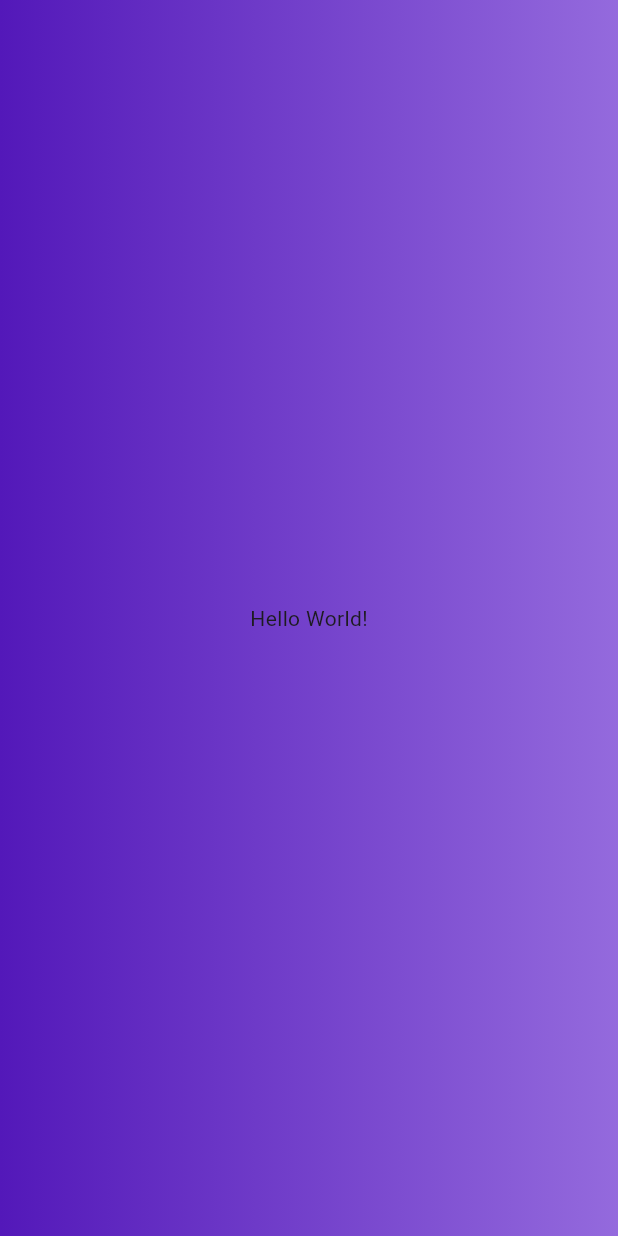
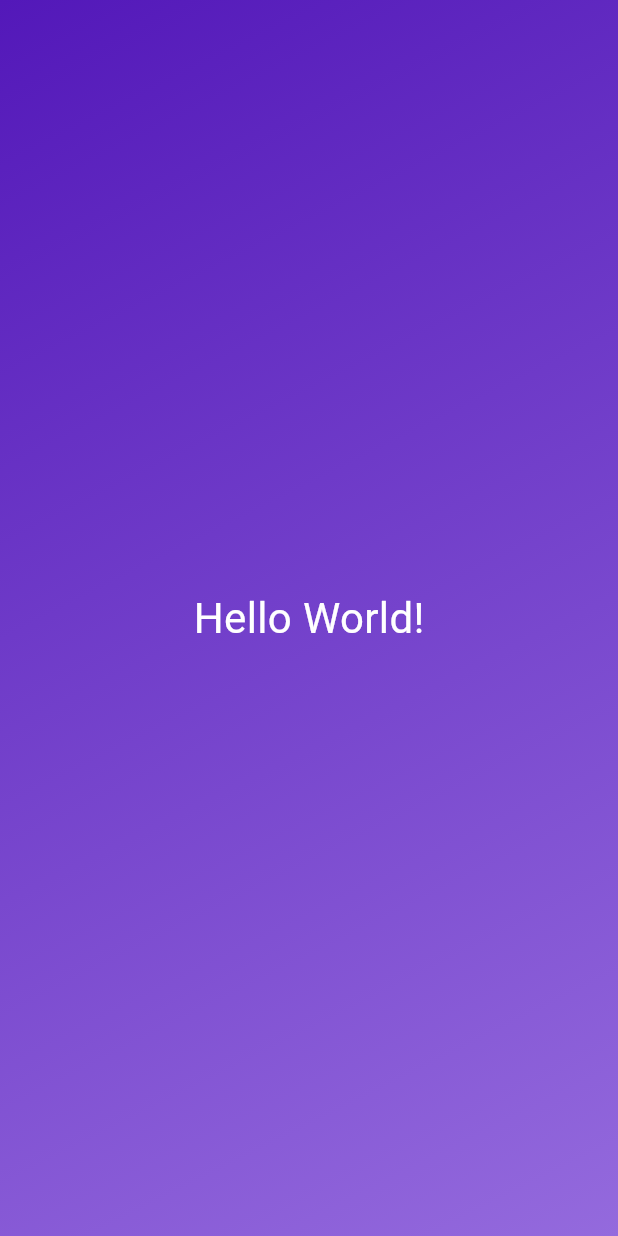
Before and after one commit to kevinmitchell36/flutter_basics, a Flutter app: the screen it shows after launch, on a phone screen of 412 x 824 dp. Run offline on Flutter 3.47's test engine with Material 3 defaults, Android fonts, the phone set to English and light mode, and no system bars.

Commit message:
Add custom class
Learning about custom classes that allow for separated code.

```diff
--- a/lib/main.dart
+++ b/lib/main.dart
@@ -4,18 +4,32 @@ void main() {
   runApp(
     MaterialApp(
       home: Scaffold(
-        body: Container(
-          decoration: const BoxDecoration(
-            gradient: LinearGradient(colors: [
-              Color.fromARGB(255, 83, 24, 185),
-              Color.fromARGB(255, 148, 106, 221)
-            ]),
-          ),
-          child: const Center(
-            child: Text('Hello World!'),
-          ),
-        ),
+        body: GradientContainer(),
       ),
     ),
   );
 }
+
+class GradientContainer extends StatelessWidget {
+  @override
+  Widget build(context) {
+    return Container(
+      decoration: const BoxDecoration(
+        gradient: LinearGradient(
+          colors: [
+            Color.fromARGB(255, 83, 24, 185),
+            Color.fromARGB(255, 148, 106, 221)
+          ],
+          begin: Alignment.topLeft,
+          end: Alignment.bottomRight,
+        ),
+      ),
+      child: const Center(
+        child: Text(
+          'Hello World!',
+          style: TextStyle(color: Colors.white, fontSize: 28),
+        ),
+      ),
+    );
+  }
+}
```
